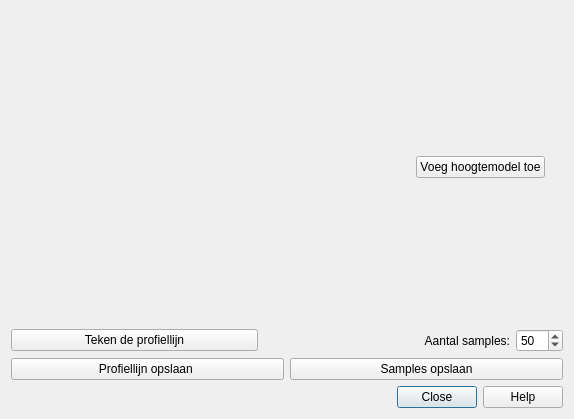
The window that ui_geopunt4QgisElevation.ui (warrieka/geopunt4Qgis) describes before a commit, drawn with Qt 5.
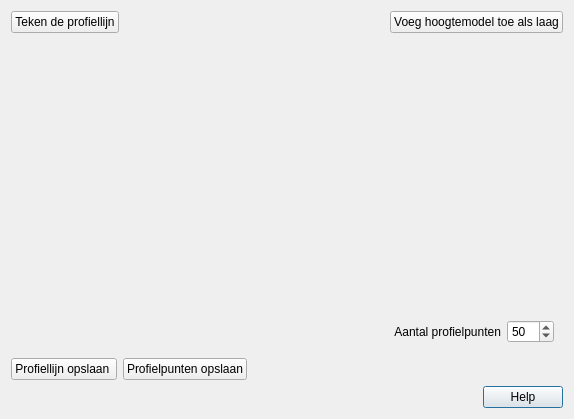
The same window after the commit. Icons and pictures are not drawn.

Commit message: uix fixes, elevation now shows holes

Patch:
```diff
--- a/ui_geopunt4QgisElevation.ui
+++ b/ui_geopunt4QgisElevation.ui
@@ -24,15 +24,66 @@
     <normaloff>:/plugins/geopunt4Qgis/images/geopuntElevationSmall.png</normaloff>:/plugins/geopunt4Qgis/images/geopuntElevationSmall.png</iconset>
   </property>
   <layout class="QVBoxLayout" name="verticalLayout">
+   <item>
+    <layout class="QHBoxLayout" name="horizontalLayout_2">
+     <item>
+      <widget class="QPushButton" name="drawBtn">
+       <property name="text">
+        <string>Teken de profiellijn</string>
+       </property>
+       <property name="autoDefault">
+        <bool>false</bool>
+       </property>
+      </widget>
+     </item>
+     <item>
+      <spacer name="horizontalSpacer_3">
+       <property name="orientation">
+        <enum>Qt::Horizontal</enum>
+       </property>
+       <property name="sizeType">
+        <enum>QSizePolicy::Expanding</enum>
+       </property>
+       <property name="sizeHint" stdset="0">
+        <size>
+         <width>40</width>
+         <height>20</height>
+        </size>
+       </property>
+      </spacer>
+     </item>
+     <item>
+      <widget class="QPushButton" name="addDHMbtn">
+       <property name="sizePolicy">
+        <sizepolicy hsizetype="Fixed" vsizetype="Fixed">
+         <horstretch>0</horstretch>
+         <verstretch>0</verstretch>
+        </sizepolicy>
+       </property>
+       <property name="text">
+        <string>Voeg hoogtemodel toe als laag</string>
+       </property>
+       <property name="autoDefault">
+        <bool>false</bool>
+       </property>
+       <property name="default">
+        <bool>false</bool>
+       </property>
+      </widget>
+     </item>
+    </layout>
+   </item>
    <item>
     <widget class="QWidget" name="graphWgt" native="true">
      <property name="sizePolicy">
-      <sizepolicy hsizetype="Preferred" vsizetype="MinimumExpanding">
+      <sizepolicy hsizetype="Preferred" vsizetype="Expanding">
        <horstretch>0</horstretch>
        <verstretch>0</verstretch>
       </sizepolicy>
      </property>
-     <layout class="QVBoxLayout" name="verticalLayout_3">
+     <layout class="QVBoxLayout" name="verticalLayout_3"/>
+    </widget>
+   </item>
       <item>
        <widget class="QWidget" name="toolbar" native="true">
         <property name="sizePolicy">
@@ -56,46 +107,9 @@
           </spacer>
          </item>
          <item>
-          <widget class="QPushButton" name="addDHMbtn">
-           <property name="sizePolicy">
-            <sizepolicy hsizetype="Fixed" vsizetype="Fixed">
-             <horstretch>0</horstretch>
-             <verstretch>0</verstretch>
-            </sizepolicy>
-           </property>
-           <property name="text">
-            <string>Voeg hoogtemodel toe</string>
-           </property>
-           <property name="autoDefault">
-            <bool>false</bool>
-           </property>
-           <property name="default">
-            <bool>false</bool>
-           </property>
-          </widget>
-         </item>
-        </layout>
-       </widget>
-      </item>
-     </layout>
-    </widget>
-   </item>
-   <item>
-    <layout class="QHBoxLayout" name="horizontalLayout">
-     <item>
-      <widget class="QPushButton" name="drawBtn">
-       <property name="text">
-        <string>Teken de profiellijn</string>
-       </property>
-       <property name="autoDefault">
-        <bool>false</bool>
-       </property>
-      </widget>
-     </item>
-     <item>
       <widget class="QLabel" name="nrOfsampleLbl">
        <property name="text">
-        <string>Aantal samples:</string>
+         <string>Aantal profielpunten</string>
        </property>
        <property name="alignment">
         <set>Qt::AlignRight|Qt::AlignTrailing|Qt::AlignVCenter</set>
@@ -117,7 +131,7 @@
         <number>10</number>
        </property>
        <property name="maximum">
-        <number>500</number>
+         <number>750</number>
        </property>
        <property name="singleStep">
         <number>10</number>
@@ -128,11 +142,18 @@
       </widget>
      </item>
     </layout>
+    </widget>
    </item>
    <item>
-    <layout class="QHBoxLayout" name="horizontalLayout_2">
+    <layout class="QHBoxLayout" name="horizontalLayout">
      <item>
       <widget class="QPushButton" name="saveLineBtn">
+       <property name="sizePolicy">
+        <sizepolicy hsizetype="Fixed" vsizetype="Fixed">
+         <horstretch>0</horstretch>
+         <verstretch>0</verstretch>
+        </sizepolicy>
+       </property>
        <property name="text">
         <string>Profiellijn opslaan </string>
        </property>
@@ -143,14 +164,33 @@
      </item>
      <item>
       <widget class="QPushButton" name="savePntBtn">
+       <property name="sizePolicy">
+        <sizepolicy hsizetype="Fixed" vsizetype="Fixed">
+         <horstretch>0</horstretch>
+         <verstretch>0</verstretch>
+        </sizepolicy>
+       </property>
        <property name="text">
-        <string>Samples opslaan</string>
+        <string>Profielpunten opslaan</string>
        </property>
        <property name="autoDefault">
         <bool>false</bool>
        </property>
       </widget>
      </item>
+     <item>
+      <spacer name="horizontalSpacer_4">
+       <property name="orientation">
+        <enum>Qt::Horizontal</enum>
+       </property>
+       <property name="sizeHint" stdset="0">
+        <size>
+         <width>40</width>
+         <height>20</height>
+        </size>
+       </property>
+      </spacer>
+     </item>
     </layout>
    </item>
    <item>
@@ -187,7 +227,7 @@
         <enum>Qt::Horizontal</enum>
        </property>
        <property name="standardButtons">
-        <set>QDialogButtonBox::Close|QDialogButtonBox::Help</set>
+        <set>QDialogButtonBox::Help</set>
        </property>
       </widget>
      </item>
```
Lines whose indentation alone changed are shown as unchanged. The commit also changes 28 other files.
